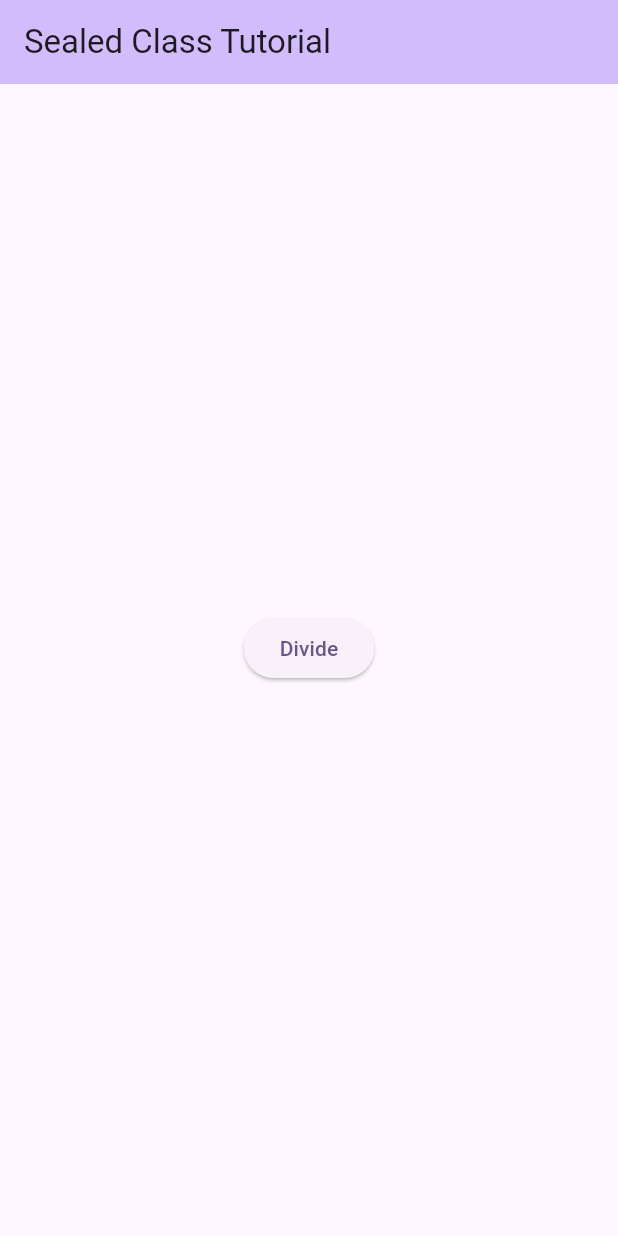
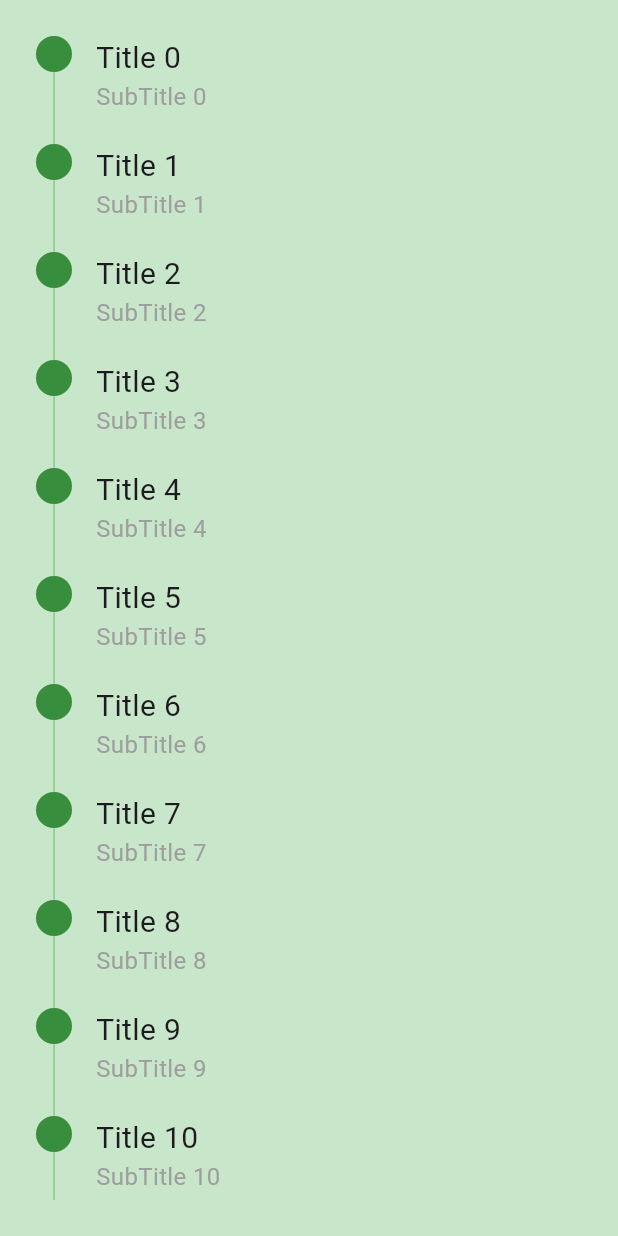
Before and after one commit to jjeejj/flutter_demo, a Flutter app: the screen it shows after launch, on a phone screen of 412 x 824 dp. Run offline on Flutter 3.47's test engine with Material 3 defaults, Android fonts, the phone set to English and light mode, and no system bars; our stand-ins replace flutter_bloc, flutter_riverpod, logger, riverpod_annotation, share_plus; generated files the repository leaves out were written again.

Commit message:
feat: timeline page

```diff
--- a/lib/main.dart
+++ b/lib/main.dart
@@ -1,6 +1,7 @@
 import 'package:flutter/material.dart';
 import 'package:flutter_wechat_demo/pages/hero_animation/hero.dart';
 import 'package:flutter_wechat_demo/pages/sealed/cubit_page.dart';
+import 'package:flutter_wechat_demo/pages/timeline/timeline.dart';
 import 'package:flutter_wechat_demo/utils/logger.dart';
 
 import 'pages/share/share.dart';
@@ -41,8 +42,11 @@ class MyApp extends StatelessWidget {
       // home: const TestKeyPage(),
       // home: SharePage(),
       // home: HeroAnimtion(),
-      home: const CubitPage(
-        title: 'Sealed Class Tutorial',
+      // home: const CubitPage(
+      //   title: 'Sealed Class Tutorial',
+      // ),
+      home: const TimelinePage(
+        count: 20,
       ),
     );
   }
--- /dev/null
+++ b/lib/pages/timeline/timeline.dart
@@ -0,0 +1,92 @@
+import 'package:flutter/material.dart';
+import 'package:flutter/widgets.dart';
+
+class TimelinePage extends StatelessWidget {
+  final int count;
+
+  const TimelinePage({super.key, required this.count});
+
+  @override
+  Widget build(BuildContext context) {
+    return Scaffold(
+      backgroundColor: Colors.green.shade100,
+      body: Padding(
+        padding: const EdgeInsets.all(24.0),
+        child: ListView.builder(
+          itemCount: count,
+          itemBuilder: (context, index) {
+            return TimelineWidget(
+              isLast: index == count - 1,
+              child: Container(
+                  margin: const EdgeInsets.only(bottom: 20),
+                  child:
+                      // index == 5
+                      //     ? Container(
+                      //         height: 100,
+                      //         decoration: BoxDecoration(
+                      //             color: Colors.green.shade700,
+                      //             borderRadius: BorderRadius.circular(8)),
+                      //       )
+                      //     :
+                      Column(
+                    crossAxisAlignment: CrossAxisAlignment.start,
+                    children: [
+                      Text(
+                        "Title $index",
+                        style: const TextStyle(fontSize: 20),
+                      ),
+                      Text(
+                        "SubTitle $index",
+                        style:
+                            const TextStyle(fontSize: 16, color: Colors.grey),
+                      )
+                    ],
+                  )),
+            );
+          },
+        ),
+      ),
+    );
+  }
+}
+
+class TimelineWidget extends StatelessWidget {
+  final bool isLast;
+  final Widget child;
+
+  const TimelineWidget({super.key, required this.isLast, required this.child});
+
+  @override
+  Widget build(BuildContext context) {
+    return IntrinsicHeight(
+      child: Row(
+        crossAxisAlignment: CrossAxisAlignment.start,
+        children: [
+          Column(
+            children: [
+              Container(
+                width: 24,
+                height: 24,
+                decoration: BoxDecoration(
+                  shape: BoxShape.circle,
+                  color: Colors.green.shade700,
+                ),
+              ),
+              if (isLast)
+                const SizedBox.shrink()
+              else
+                Expanded(
+                  child: Container(
+                    width: .5,
+                    color: Colors.green.shade500,
+                  ),
+                ),
+            ],
+          ),
+          const SizedBox(width: 16),
+          Expanded(child: child)
+        ],
+      ),
+    );
+  }
+}
```
Also changed, not shown: images/user_rank_bg.png (added).
